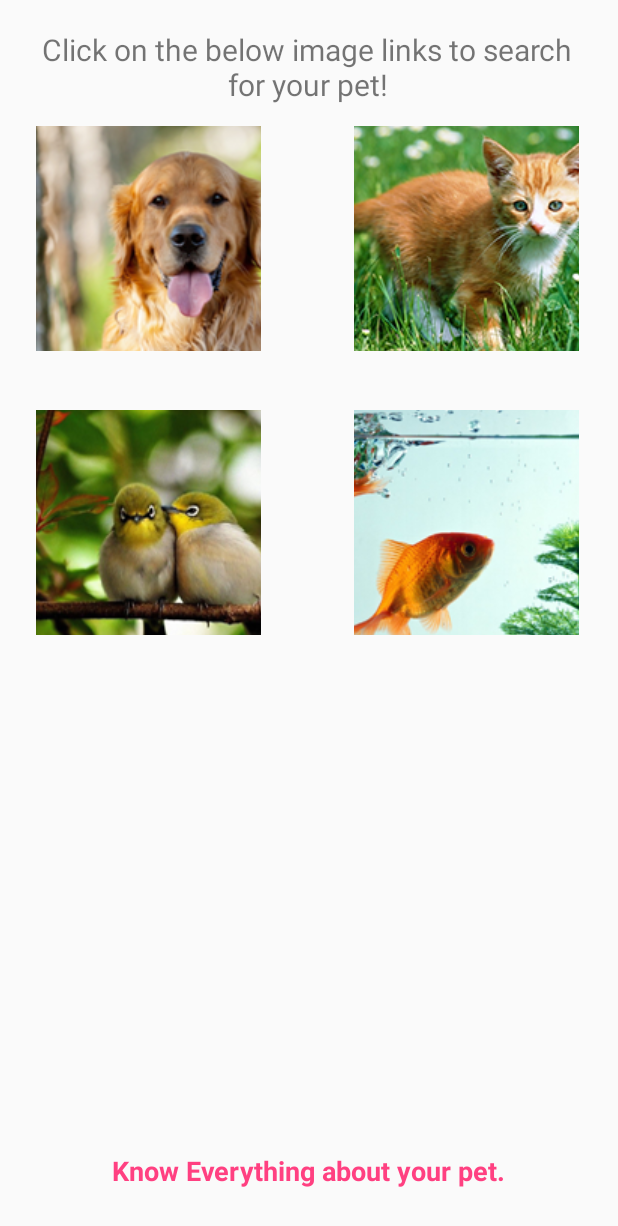
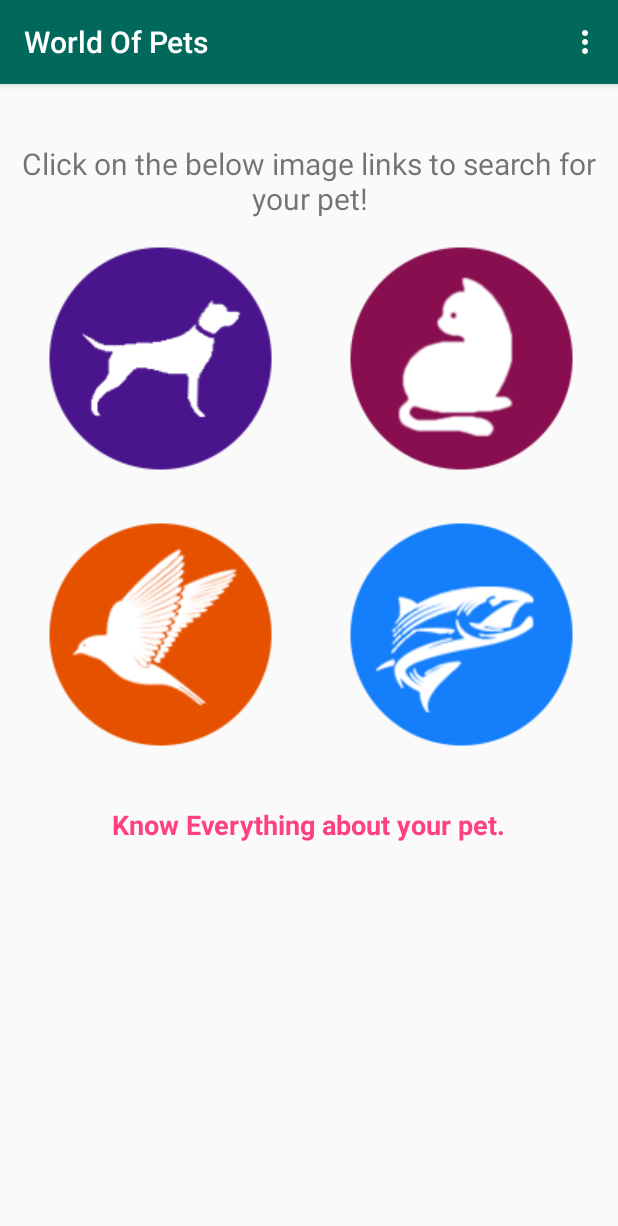
Before and after one commit to GavinDmello97/WorldOfPets, an Android app: the screen it shows after launch (MainActivity), on a phone screen of 412 x 824 dp. Shown: the top 1226 px of the screen. Run offline under Robolectric (Android 15) with nearby library versions, the phone set to English and light mode, and no system bars.

Commit message:
the rest

```diff
--- a/app/build.gradle
+++ b/app/build.gradle
@@ -28,6 +28,7 @@ dependencies {
     compile 'com.android.support.constraint:constraint-layout:1.0.2'
     compile 'com.google.firebase:firebase-messaging:10.0.1'
     compile 'com.google.firebase:firebase-database:10.0.1'
+    compile 'com.android.support:design:25.3.1'
     testCompile 'junit:junit:4.12'
 }
 
@@ -45,4 +46,5 @@ dependencies {
 
 
 
+
 apply plugin: 'com.google.gms.google-services'
--- a/app/src/main/AndroidManifest.xml
+++ b/app/src/main/AndroidManifest.xml
@@ -20,10 +20,8 @@
         </activity>
         <activity
             android:name=".MainActivity"
-            android:theme="@style/AppTheme.NoActionBar"
-            android:exported="true">
-        </activity>
-
+            android:exported="true"
+            android:theme="@style/AppTheme"></activity>
         <activity
             android:name=".Dogpage"
             android:exported="true" />
@@ -54,7 +52,6 @@
         <activity
             android:name=".Goldenretriver"
             android:exported="true" />
-
     </application>
 
 </manifest>
--- a/app/src/main/java/com/imperials/worldofpets/MainActivity.java
+++ b/app/src/main/java/com/imperials/worldofpets/MainActivity.java
@@ -2,10 +2,12 @@ package com.imperials.worldofpets;
 
 import android.content.DialogInterface;
 import android.content.Intent;
-import android.os.Handler;
+import android.os.Bundle;
 import android.support.v7.app.AlertDialog;
 import android.support.v7.app.AppCompatActivity;
-import android.os.Bundle;
+import android.view.Menu;
+import android.view.MenuInflater;
+import android.view.MenuItem;
 import android.view.View;
 import android.widget.ImageButton;
 import android.widget.TextView;
@@ -24,10 +26,11 @@ public class MainActivity extends AppCompatActivity {
 
         img1 = (ImageButton)findViewById(R.id.imageButton1);
         img2 = (ImageButton)findViewById(R.id.imageButton2);
-        img3 = (ImageButton)findViewById(R.id.imageButton3);
-        img4 = (ImageButton)findViewById(R.id.imageButton4);
-        tv1 = (TextView)findViewById(R.id.clickon);
-        tv2 = (TextView)findViewById(R.id.knowyour);
+        img3 = (ImageButton)findViewById(R.id.imageButton26);
+        img4 = (ImageButton)findViewById(R.id.imageButton27);
+        tv1 = (TextView)findViewById(R.id.textView1);
+        tv2 = (TextView)findViewById(R.id.textView2);
+
 
     }
 
@@ -56,55 +59,61 @@ public class MainActivity extends AppCompatActivity {
     public void dogpage(View v)
     {
         Toast.makeText(MainActivity.this,"We are redirecting you to the dog section for selection",Toast.LENGTH_LONG).show();
-        new Handler().postDelayed(new Runnable() {
-            @Override
-            public void run() {
+
 
                 Intent i=new Intent(MainActivity.this,Dogpage.class);
                 startActivity(i);
-            }
-        }, 2000);
+
     }
 
     public void catpage(View v)
     {
         Toast.makeText(MainActivity.this,"We are redirecting you to the cat section for selection",Toast.LENGTH_SHORT).show();
-        new Handler().postDelayed(new Runnable() {
-            @Override
-            public void run() {
+
 
                 Intent i=new Intent(MainActivity.this,Catpage.class);
                 startActivity(i);
-            }
-        }, 2000);
+
     }
 
     public void birdpage(View v)
     {
         Toast.makeText(MainActivity.this,"We are redirecting you to the bird section for selection",Toast.LENGTH_SHORT).show();
-        new Handler().postDelayed(new Runnable() {
-            @Override
-            public void run() {
+
 
                 Intent i=new Intent(MainActivity.this, Birdpage.class);
                 startActivity(i);
-            }
-        }, 2000);
+
     }
 
     public void fishpage(View v)
     {
         Toast.makeText(MainActivity.this,"We are redirecting you to the fish section for selection",Toast.LENGTH_SHORT).show();
-        new Handler().postDelayed(new Runnable() {
-            @Override
-            public void run() {
+
 
                 Intent i=new Intent(MainActivity.this,Fishpage.class);
                 startActivity(i);
-            }
-        }, 2000);
+
+    }
+
+
+    @Override
+    public boolean onCreateOptionsMenu(Menu menu) {
+
+        MenuInflater menuInflater = getMenuInflater();
+        menuInflater.inflate(R.menu.menu_main,menu);
+
+        return true;
+    }
+
+    @Override
+    public boolean onOptionsItemSelected(MenuItem item) {
+
+        return true;
     }
 
 
 
+
+
 }
--- a/app/src/main/res/layout/activity_main.xml
+++ b/app/src/main/res/layout/activity_main.xml
@@ -7,67 +7,105 @@
     tools:context="com.imperials.worldofpets.MainActivity">
 
 
+    <ScrollView
+        android:layout_width="match_parent"
+        android:layout_height="wrap_content"
+        android:layout_alignParentStart="true">
+
+        <LinearLayout
+            android:layout_width="match_parent"
+            android:layout_height="wrap_content"
+            android:orientation="vertical">
+
+
+
+
+            <RelativeLayout
+                android:layout_width="match_parent"
+                android:layout_height="571dp">
+
+                <ImageButton
+                    android:id="@+id/imageButton26"
+                    android:layout_width="150dp"
+                    android:layout_height="150dp"
+
+                    android:layout_marginStart="32dp"
+                    android:layout_marginTop="34dp"
+                    android:background="@color/colorTrans"
+                    android:onClick="birdpage"
+                    app:srcCompat="@drawable/minimalisticsbird"
+                    android:layout_below="@+id/imageButton1"
+                    android:layout_alignParentStart="true" />
+
+                <TextView
+                    android:id="@+id/textView2"
+                    android:layout_width="wrap_content"
+                    android:layout_height="wrap_content"
+
+                    android:text="Know Everything about your pet."
+                    android:textColor="@color/colorAccent"
+                    android:textSize="18sp"
+                    android:textStyle="bold"
+                    android:layout_marginTop="39dp"
+                    android:layout_below="@+id/imageButton26"
+                    android:layout_centerHorizontal="true" />
+
+                <ImageButton
+                    android:id="@+id/imageButton27"
+                    android:layout_width="150dp"
+                    android:layout_height="150dp"
+
+                    android:layout_alignStart="@+id/imageButton2"
+                    android:layout_alignTop="@+id/imageButton26"
+                    android:background="@color/colorTrans"
+                    android:onClick="fishpage"
+                    app:srcCompat="@drawable/minimalisticsfish" />
+
+                <TextView
+                    android:id="@+id/textView1"
+                    android:layout_width="wrap_content"
+                    android:layout_height="wrap_content"
+
+                    android:layout_marginTop="39dp"
+                    android:gravity="center"
+                    android:text="Click on the below image links to search for your pet!"
+                    android:textSize="20sp"
+                    android:layout_alignParentTop="true"
+                    android:layout_alignParentStart="true" />
+
                 <ImageButton
                     android:id="@+id/imageButton1"
                     android:layout_width="150dp"
                     android:layout_height="150dp"
-        android:layout_marginTop="84dp"
-        app:srcCompat="@drawable/dog_home"
+                    android:layout_marginTop="18dp"
+                    android:background="@color/colorTrans"
                     android:onClick="dogpage"
-        android:layout_marginStart="24dp"
-        android:layout_alignParentTop="true"
-        android:layout_alignParentStart="true" />
+                    app:srcCompat="@drawable/minimalisticsdog"
+                    android:layout_below="@+id/textView1"
+                    android:layout_alignStart="@+id/imageButton26" />
 
                 <ImageButton
                     android:id="@+id/imageButton2"
                     android:layout_width="150dp"
                     android:layout_height="150dp"
-        app:srcCompat="@drawable/cat_home"
+                    android:background="@color/colorTrans"
                     android:onClick="catpage"
-        android:layout_marginEnd="26dp"
+                    app:srcCompat="@drawable/minimalisticscat"
                     android:layout_alignTop="@+id/imageButton1"
-        android:layout_alignParentEnd="true" />
+                    android:layout_alignParentEnd="true"
+                    android:layout_marginEnd="29dp" />
 
-    <ImageButton
-        android:id="@+id/imageButton3"
-        android:layout_width="150dp"
-        android:layout_height="150dp"
-        android:layout_marginTop="39dp"
-        app:srcCompat="@drawable/bird_home"
-        android:onClick="birdpage"
-        android:layout_below="@+id/imageButton1"
-        android:layout_alignStart="@+id/imageButton1" />
+            </RelativeLayout>
 
-    <ImageButton
-        android:id="@+id/imageButton4"
-        android:layout_width="150dp"
-        android:layout_height="150dp"
-        app:srcCompat="@drawable/fish_home"
-        android:onClick="fishpage"
-        android:layout_alignTop="@+id/imageButton3"
-        android:layout_alignStart="@+id/imageButton2" />
+            <RelativeLayout
+                android:layout_width="match_parent"
+                android:layout_height="76dp">
 
-    <TextView
-        android:id="@+id/clickon"
-        android:layout_width="wrap_content"
-        android:layout_height="wrap_content"
-        android:textSize="20sp"
-        android:gravity="center"
-        android:layout_marginTop="19dp"
-        android:text="Click on the below image links to search for your pet!"
-        android:layout_alignParentTop="true"
-        android:layout_alignStart="@+id/imageButton1"
-        android:layout_alignEnd="@+id/imageButton2" />
+            </RelativeLayout>
+        </LinearLayout>
+    </ScrollView>
 
-    <TextView
-        android:id="@+id/knowyour"
-        android:layout_width="wrap_content"
-        android:layout_height="wrap_content"
-        android:layout_alignParentBottom="true"
-        android:layout_centerHorizontal="true"
-        android:layout_marginBottom="31dp"
-        android:textColor="@color/colorAccent"
-        android:textStyle="bold"
-        android:textSize="18sp"
-        android:text="Know Everything about your pet." />
+
+
+
 </RelativeLayout>
--- /dev/null
+++ b/app/src/main/res/menu/menu_calculate.xml
@@ -0,0 +1,10 @@
+<menu xmlns:android="http://schemas.android.com/apk/res/android"
+    xmlns:app="http://schemas.android.com/apk/res-auto"
+    xmlns:tools="http://schemas.android.com/tools"
+    tools:context="com.imperials.osmp.Calculate">
+    <item
+        android:id="@+id/action_settings"
+        android:orderInCategory="100"
+        android:title="About"
+        app:showAsAction="never" />
+</menu>
--- /dev/null
+++ b/app/src/main/res/menu/menu_main.xml
@@ -0,0 +1,10 @@
+<menu xmlns:android="http://schemas.android.com/apk/res/android"
+    xmlns:app="http://schemas.android.com/apk/res-auto"
+    xmlns:tools="http://schemas.android.com/tools"
+    tools:context="com.imperials.osmp.MainActivity">
+    <item
+        android:id="@+id/action_settings"
+        android:orderInCategory="100"
+        android:title="About"
+        app:showAsAction="never" />
+</menu>
--- a/app/src/main/res/values/colors.xml
+++ b/app/src/main/res/values/colors.xml
@@ -5,9 +5,10 @@
     <color name="colorAccent">#FF4081</color>
     <color name="colorBlue">#1f26f5</color>
     <color name="colorEntered">#D81B60</color>
-    <color name="colorDisplatEntered">#7B1FA2</color>
-    <color name="colorcalculate">#0288D1</color>
+    <color name="colorDisplatEntered">#00e676</color>
+    <color name="colorcalculate">#0288d1</color>
     <color name="colorGrey">#e0e0e4</color>
     <color name="colorBlack">#060606</color>
     <color name="colorWhite">#ffffff</color>
+    <color name="colorTrans">#00ff0000</color>
 </resources>
--- /dev/null
+++ b/app/src/main/res/values/dimens.xml
@@ -0,0 +1,3 @@
+<resources>
+    <dimen name="fab_margin">16dp</dimen>
+</resources>
--- a/app/src/main/res/values/strings.xml
+++ b/app/src/main/res/values/strings.xml
@@ -1,3 +1,5 @@
 <resources>
     <string name="app_name">World Of Pets</string>
+
+    <string name="title_activity_main">MainActivity</string>
 </resources>
```
Also changed, not shown: app/src/main/res/drawable/Cats/manimalisticscat.png (added), app/src/main/res/drawable/alarmlogo.png (added), app/src/main/res/drawable/clock.png (added), app/src/main/res/drawable/clockline.png (added), app/src/main/res/drawable/minimalisticsbird.png (added), app/src/main/res/drawable/minimalisticscat.png (added), app/src/main/res/drawable/minimalisticsdog.png (added), app/src/main/res/drawable/minimalisticsfish.png (added). Lines whose indentation alone changed are shown as unchanged.
